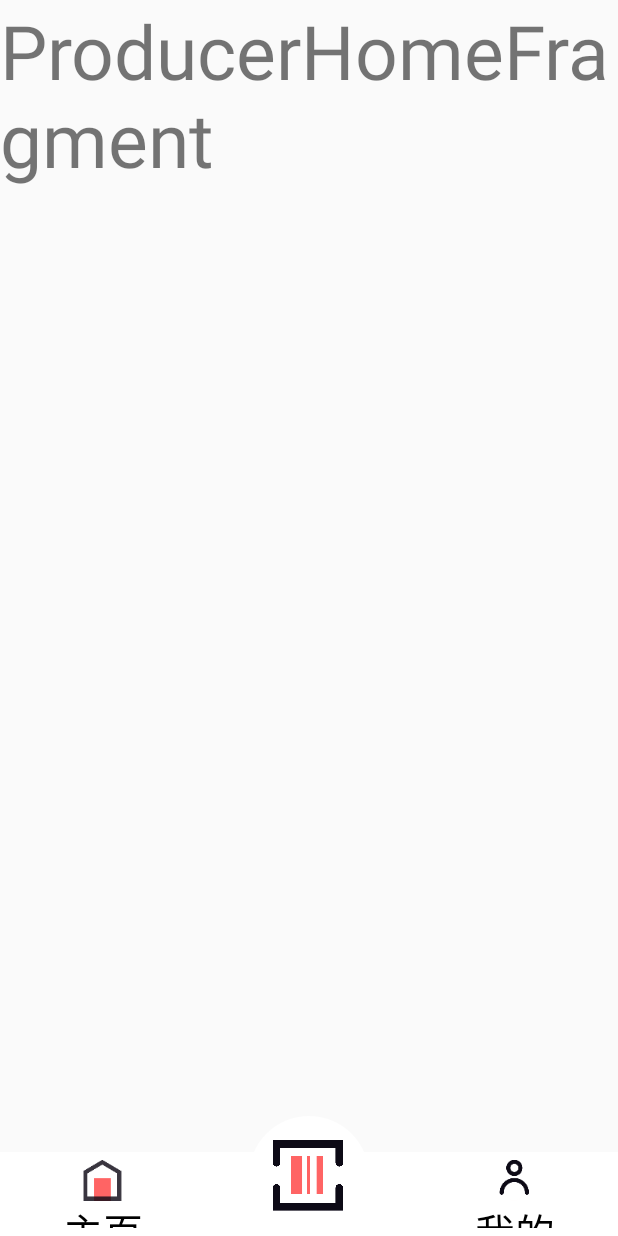
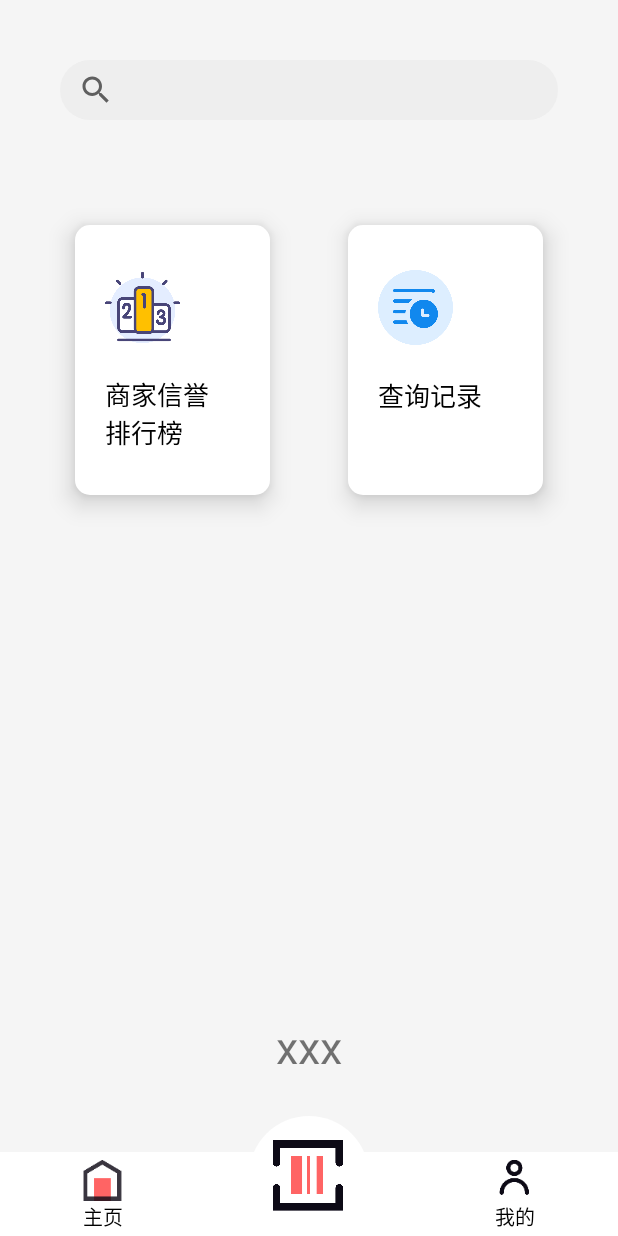
Before and after one commit to Xrrry/Buybychain, an Android app: the ProducerHomeFragment screen opened directly, with no data from a screen before it, on a phone screen of 412 x 824 dp. Run offline under Robolectric (Android 15) with nearby library versions, the phone set to English and light mode, and no system bars; libraries missing offline, so code that uses them is left out: com.uuzuche.lib_zxing; plain views replace RoundedImageView; 1 statement that could not run was skipped.

```diff
--- a/app/build.gradle
+++ b/app/build.gradle
@@ -53,4 +53,6 @@ dependencies {
     implementation 'cn.yipianfengye.android:zxing-library:2.2'
     implementation 'com.makeramen:roundedimageview:2.2.1'
     implementation 'com.google.code.gson:gson:2.8.6'
+    implementation 'org.projectlombok:lombok:1.18.8'
+    annotationProcessor 'org.projectlombok:lombok:1.18.8'
 }
--- a/app/src/main/AndroidManifest.xml
+++ b/app/src/main/AndroidManifest.xml
@@ -25,6 +25,7 @@
         android:roundIcon="@mipmap/ic_launcher_round"
         android:supportsRtl="true"
         android:theme="@style/AppTheme"
+        android:usesCleartextTraffic="true"
         tools:ignore="GoogleAppIndexingWarning"
         tools:replace="android:name">
         <activity android:name=".ProducerHomeActivity"></activity>
--- a/app/src/main/java/com/example/buybychain/ProducerHomeFragment.java
+++ b/app/src/main/java/com/example/buybychain/ProducerHomeFragment.java
@@ -6,9 +6,21 @@ import android.os.Bundle;
 
 import androidx.fragment.app.Fragment;
 
+import android.os.Handler;
 import android.view.LayoutInflater;
 import android.view.View;
 import android.view.ViewGroup;
+import android.widget.Button;
+import android.widget.TextView;
+import android.widget.Toast;
+
+import java.io.IOException;
+
+import okhttp3.Call;
+import okhttp3.Callback;
+import okhttp3.OkHttpClient;
+import okhttp3.Request;
+import okhttp3.Response;
 
 
 /**
@@ -24,6 +36,7 @@ public class ProducerHomeFragment extends Fragment {
     // the fragment initialization parameters, e.g. ARG_ITEM_NUMBER
     private static final String ARG_PARAM1 = "param1";
     private static final String ARG_PARAM2 = "param2";
+
 
     // TODO: Rename and change types of parameters
     private String mParam1;
@@ -62,11 +75,14 @@ public class ProducerHomeFragment extends Fragment {
         }
     }
 
+
     @Override
     public View onCreateView(LayoutInflater inflater, ViewGroup container,
                              Bundle savedInstanceState) {
+        View view = inflater.inflate(R.layout.fragment_home, container, false);
+
         // Inflate the layout for this fragment
-        return inflater.inflate(R.layout.fragment_producer_home, container, false);
+        return view;
     }
 
     // TODO: Rename method, update argument and hook method into UI event
--- a/app/src/main/res/layout/activity_home.xml
+++ b/app/src/main/res/layout/activity_home.xml
@@ -26,7 +26,7 @@
             android:checked="true"
             android:drawableTop="@drawable/tab_home_selector"
             android:text="主页"
-            android:textSize="40px"/>
+            android:textSize="13sp"/>
 
         <View style="@style/Custom.TabRadioButton" />
 
@@ -35,7 +35,7 @@
             style="@style/Custom.TabRadioButton"
             android:drawableTop="@drawable/tab_my_selector"
             android:text="我的"
-            android:textSize="40px"/>
+            android:textSize="13sp"/>
 
     </RadioGroup>
 
--- a/app/src/main/res/layout/activity_login.xml
+++ b/app/src/main/res/layout/activity_login.xml
@@ -24,7 +24,7 @@
         android:hint="请输入手机号"
         android:inputType="phone"
         android:textColorHint="#D2D6D6"
-        android:textSize="50px"/>
+        android:textSize="15sp"/>
 
     <LinearLayout
         android:layout_width="match_parent"
@@ -41,7 +41,7 @@
             android:hint="请输入验证码"
             android:inputType="numberPassword"
             android:textColorHint="#D2D6D6"
-            android:textSize="50px"/>
+            android:textSize="15sp"/>
 
         <Button
             android:id="@+id/button2"
@@ -51,7 +51,7 @@
             android:layout_weight="1"
             android:text="获取验证码"
             android:textColor="#048A81"
-            android:textSize="30px"/>
+            android:textSize="10sp"/>
 
     </LinearLayout>
 
--- a/app/src/main/res/layout/activity_producer_home.xml
+++ b/app/src/main/res/layout/activity_producer_home.xml
@@ -26,7 +26,7 @@
             android:checked="true"
             android:drawableTop="@drawable/tab_home_selector"
             android:text="主页"
-            android:textSize="40px"/>
+            android:textSize="13sp"/>
 
         <View style="@style/Custom.TabRadioButton" />
 
@@ -35,7 +35,7 @@
             style="@style/Custom.TabRadioButton"
             android:drawableTop="@drawable/tab_my_selector"
             android:text="我的"
-            android:textSize="40px"/>
+            android:textSize="13sp"/>
 
     </RadioGroup>
 
--- a/app/src/main/res/layout/fragment_home.xml
+++ b/app/src/main/res/layout/fragment_home.xml
@@ -43,7 +43,7 @@
                 android:text="商家信誉\n排行榜"
                 android:layout_marginTop="100dp"
                 android:layout_marginLeft="20dp"
-                android:textSize="60px"
+                android:textSize="17sp"
                 android:textColor="@color/black"/>
         </RelativeLayout>
 
@@ -70,9 +70,19 @@
                 android:text="查询记录"
                 android:layout_marginTop="100dp"
                 android:layout_marginLeft="20dp"
-                android:textSize="60px"
+                android:textSize="17sp"
                 android:textColor="@color/black"/>
         </RelativeLayout>
+
+        <TextView
+            android:id="@+id/tx5"
+            android:layout_width="wrap_content"
+            android:layout_height="wrap_content"
+            android:layout_alignParentBottom="true"
+            android:layout_centerHorizontal="true"
+            android:layout_marginBottom="50dp"
+            android:textSize="30sp"
+            android:text="xxx"/>
 
 
 
--- a/app/src/main/res/layout/fragment_my.xml
+++ b/app/src/main/res/layout/fragment_my.xml
@@ -20,7 +20,7 @@
                 android:layout_marginTop="50dp"
                 android:layout_marginLeft="30dp"
                 android:text="我"
-                android:textSize="90px"
+                android:textSize="25sp"
                 android:textColor="@color/white" />
             <ImageView
                 android:layout_width="25dp"
@@ -51,7 +51,7 @@
                     android:layout_marginLeft="15dp"
                     android:layout_marginTop="5dp"
                     android:text="18337295718"
-                    android:textSize="60px"
+                    android:textSize="17sp"
                     android:textColor="@color/white"/>
                 <TextView
                     android:layout_width="wrap_content"
@@ -61,7 +61,7 @@
                     android:layout_marginTop="35dp"
                     android:text="普通用户"
                     android:textColor="@color/white"
-                    android:textSize="45px"/>
+                    android:textSize="13sp"/>
             </RelativeLayout>
 
         </RelativeLayout>
--- a/app/src/main/res/layout/fragment_producer_home.xml
+++ b/app/src/main/res/layout/fragment_producer_home.xml
@@ -7,9 +7,10 @@
 
     <!-- TODO: Update blank fragment layout -->
     <TextView
+        android:id="@+id/tx1"
         android:layout_width="match_parent"
         android:layout_height="match_parent"
         android:text="ProducerHomeFragment"
-        android:textSize="50dp"/>
+        android:textSize="15sp"/>
 
 </FrameLayout>
--- a/app/src/main/res/layout/fragment_producer_my.xml
+++ b/app/src/main/res/layout/fragment_producer_my.xml
@@ -20,7 +20,7 @@
                 android:layout_marginTop="50dp"
                 android:layout_marginLeft="30dp"
                 android:text="我"
-                android:textSize="90px"
+                android:textSize="25sp"
                 android:textColor="@color/white" />
             <ImageView
                 android:layout_width="25dp"
@@ -51,7 +51,7 @@
                     android:layout_marginLeft="15dp"
                     android:layout_marginTop="5dp"
                     android:text="18337295718"
-                    android:textSize="60px"
+                    android:textSize="17sp"
                     android:textColor="@color/white"/>
                 <TextView
                     android:layout_width="wrap_content"
@@ -61,7 +61,7 @@
                     android:layout_marginTop="35dp"
                     android:text="商家/厂商"
                     android:textColor="@color/white"
-                    android:textSize="45px"/>
+                    android:textSize="13sp"/>
             </RelativeLayout>
 
         </RelativeLayout>
```
Also changed, not shown: app/src/main/java/com/example/buybychain/Buybychain.java (+15 -13 lines), app/src/main/java/com/example/buybychain/HomeFragment.java (+56 -0 lines), app/src/main/java/com/example/buybychain/Test.java (added, +14 -0 lines), app/src/main/java/com/example/buybychain/MainActivity.java (indentation only), 1 other file.
